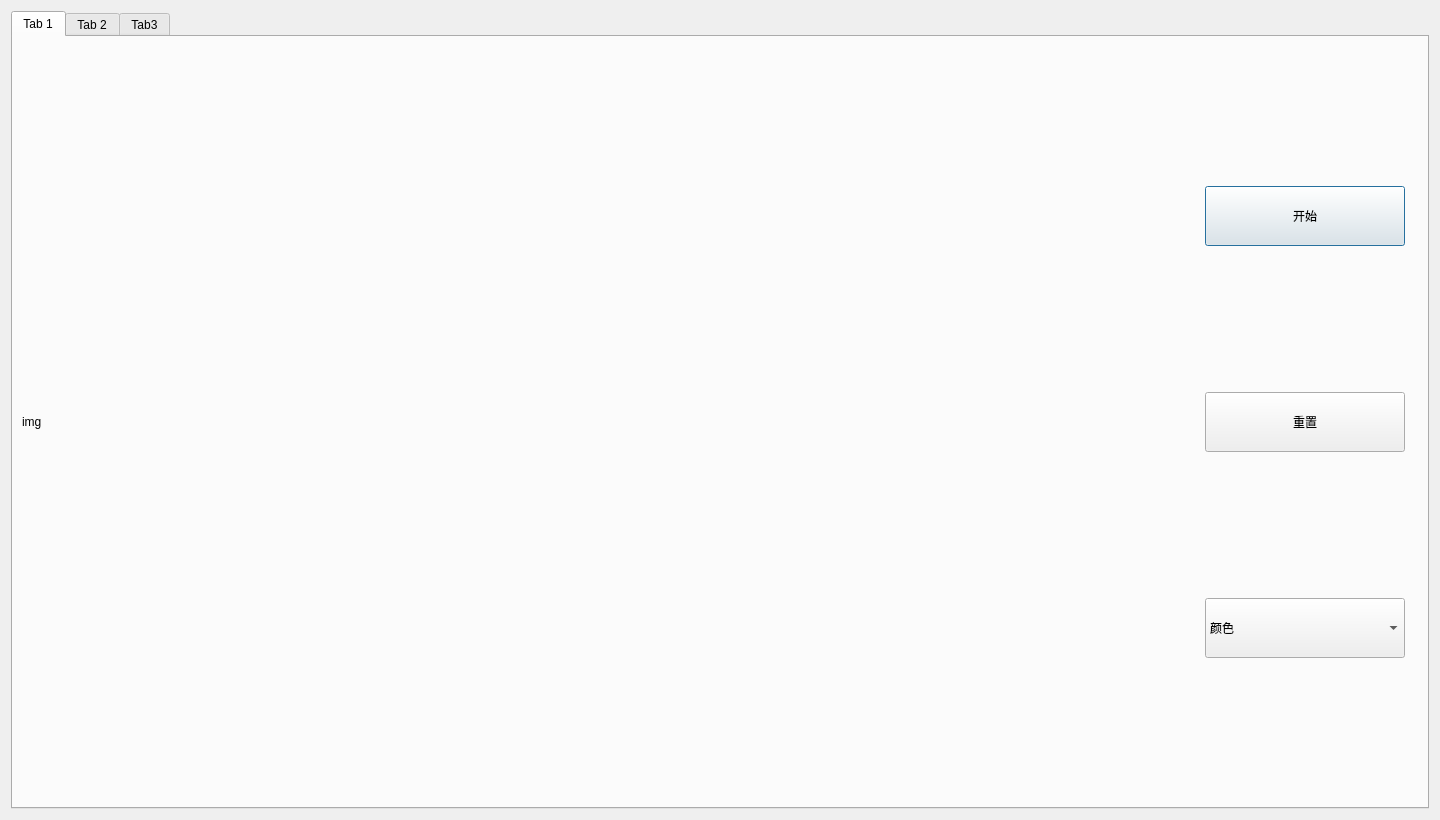
The window that main_form.ui (JIYIC-P/Smart-Clothing-Sorting-System) describes before a commit, drawn with Qt 5.
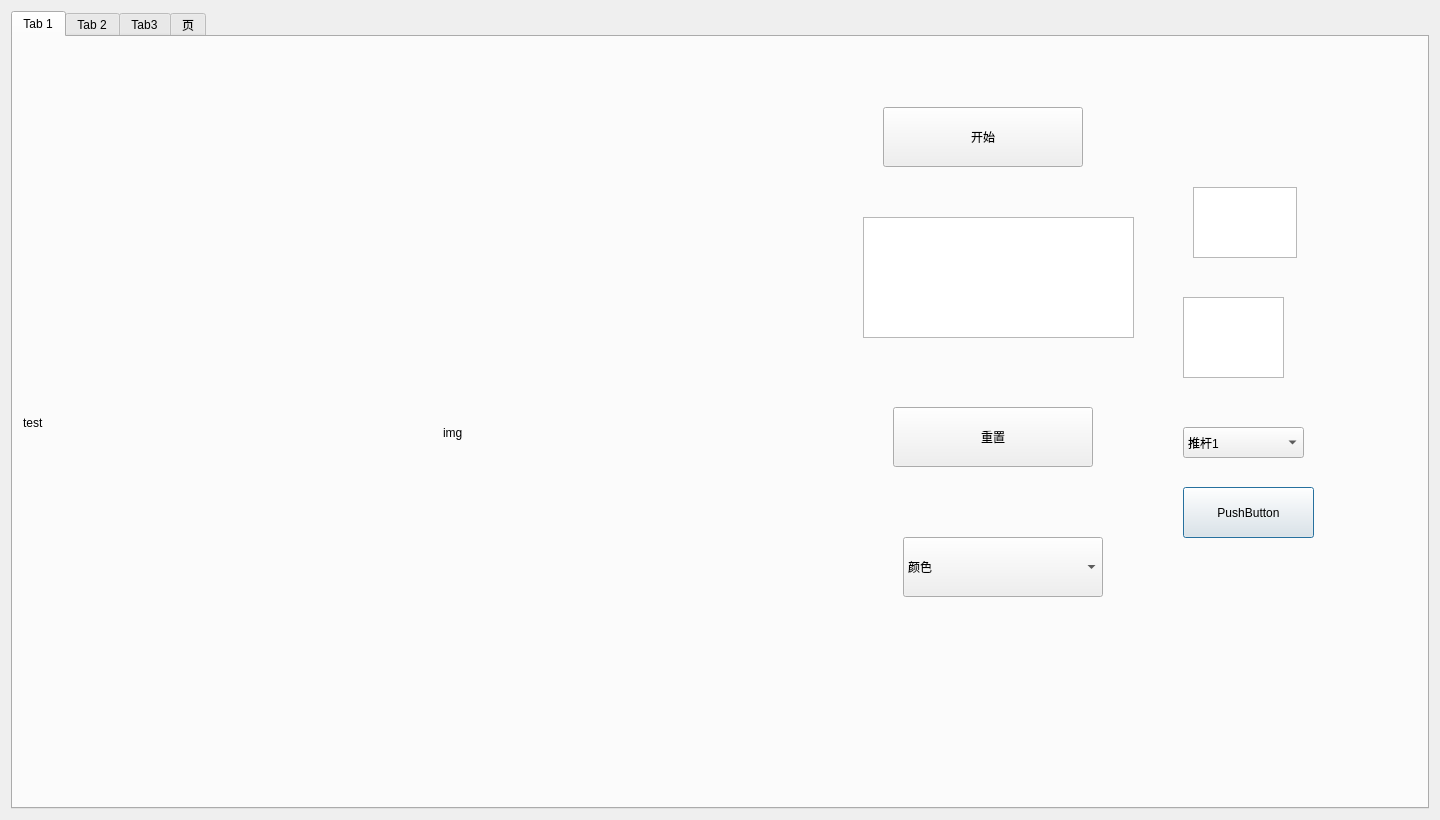
The same window after the commit. The open tabs and pages were chosen to show the change.

```diff
--- a/main_form.ui
+++ b/main_form.ui
@@ -29,43 +29,134 @@
       <attribute name="title">
        <string>Tab 1</string>
       </attribute>
-      <layout class="QHBoxLayout" name="horizontalLayout_3">
-       <item>
-        <widget class="QLabel" name="label_2">
-         <property name="sizePolicy">
-          <sizepolicy hsizetype="Expanding" vsizetype="Expanding">
-           <horstretch>0</horstretch>
-           <verstretch>0</verstretch>
-          </sizepolicy>
+      <widget class="QLabel" name="koutu_img">
+       <property name="geometry">
+        <rect>
+         <x>430</x>
+         <y>30</y>
+         <width>391</width>
+         <height>731</height>
+        </rect>
          </property>
          <property name="text">
           <string>img</string>
          </property>
         </widget>
-       </item>
-       <item>
-        <layout class="QVBoxLayout" name="verticalLayout_5">
-         <item>
-          <widget class="QPushButton" name="btn_start">
+      <widget class="QLabel" name="img_orign">
+       <property name="enabled">
+        <bool>true</bool>
+       </property>
+       <property name="geometry">
+        <rect>
+         <x>10</x>
+         <y>10</y>
+         <width>401</width>
+         <height>751</height>
+        </rect>
+       </property>
            <property name="sizePolicy">
-            <sizepolicy hsizetype="Minimum" vsizetype="Maximum">
+        <sizepolicy hsizetype="Preferred" vsizetype="Preferred">
              <horstretch>0</horstretch>
              <verstretch>0</verstretch>
             </sizepolicy>
            </property>
-           <property name="minimumSize">
-            <size>
-             <width>200</width>
-             <height>60</height>
-            </size>
-           </property>
            <property name="text">
-            <string>开始</string>
-           </property>
-          </widget>
+        <string>test</string>
+       </property>
+      </widget>
+      <widget class="QComboBox" name="choice_puh">
+       <property name="geometry">
+        <rect>
+         <x>1170</x>
+         <y>390</y>
+         <width>121</width>
+         <height>31</height>
+        </rect>
+       </property>
+       <item>
+        <property name="text">
+         <string>推杆1</string>
+        </property>
          </item>
          <item>
+        <property name="text">
+         <string>推杆2</string>
+        </property>
+       </item>
+       <item>
+        <property name="text">
+         <string>推杆3</string>
+        </property>
+       </item>
+       <item>
+        <property name="text">
+         <string>推杆4</string>
+        </property>
+       </item>
+       <item>
+        <property name="text">
+         <string>推杆5</string>
+        </property>
+       </item>
+      </widget>
+      <widget class="QTextEdit" name="uper">
+       <property name="geometry">
+        <rect>
+         <x>1180</x>
+         <y>150</y>
+         <width>104</width>
+         <height>71</height>
+        </rect>
+       </property>
+      </widget>
+      <widget class="QTextEdit" name="downer">
+       <property name="geometry">
+        <rect>
+         <x>1170</x>
+         <y>260</y>
+         <width>101</width>
+         <height>81</height>
+        </rect>
+       </property>
+      </widget>
+      <widget class="QPushButton" name="applay">
+       <property name="geometry">
+        <rect>
+         <x>1170</x>
+         <y>450</y>
+         <width>131</width>
+         <height>51</height>
+        </rect>
+       </property>
+       <property name="text">
+        <string>PushButton</string>
+       </property>
+      </widget>
+      <widget class="QTextEdit" name="txt_hsv">
+       <property name="geometry">
+        <rect>
+         <x>850</x>
+         <y>180</y>
+         <width>271</width>
+         <height>121</height>
+        </rect>
+       </property>
+       <property name="sizePolicy">
+        <sizepolicy hsizetype="Fixed" vsizetype="Fixed">
+         <horstretch>0</horstretch>
+         <verstretch>0</verstretch>
+        </sizepolicy>
+       </property>
+      </widget>
           <widget class="QPushButton" name="btn_reset">
+       <property name="geometry">
+        <rect>
+         <x>880</x>
+         <y>370</y>
+         <width>200</width>
+         <height>60</height>
+        </rect>
+       </property>
            <property name="sizePolicy">
             <sizepolicy hsizetype="Minimum" vsizetype="Maximum">
              <horstretch>0</horstretch>
@@ -88,9 +179,40 @@
             <string>重置</string>
            </property>
           </widget>
-         </item>
-         <item>
+      <widget class="QPushButton" name="btn_start">
+       <property name="geometry">
+        <rect>
+         <x>870</x>
+         <y>70</y>
+         <width>200</width>
+         <height>60</height>
+        </rect>
+       </property>
+       <property name="sizePolicy">
+        <sizepolicy hsizetype="Maximum" vsizetype="Maximum">
+         <horstretch>0</horstretch>
+         <verstretch>0</verstretch>
+        </sizepolicy>
+       </property>
+       <property name="minimumSize">
+        <size>
+         <width>200</width>
+         <height>60</height>
+        </size>
+       </property>
+       <property name="text">
+        <string>开始</string>
+       </property>
+      </widget>
           <widget class="QComboBox" name="comboBox_mode">
+       <property name="geometry">
+        <rect>
+         <x>890</x>
+         <y>500</y>
+         <width>200</width>
+         <height>60</height>
+        </rect>
+       </property>
            <property name="sizePolicy">
             <sizepolicy hsizetype="Minimum" vsizetype="Maximum">
              <horstretch>0</horstretch>
@@ -128,17 +250,6 @@
             </property>
            </item>
           </widget>
-         </item>
-        </layout>
-       </item>
-       <item>
-        <widget class="QLabel" name="label_12">
-         <property name="text">
-          <string/>
-         </property>
-        </widget>
-       </item>
-      </layout>
      </widget>
      <widget class="QWidget" name="tab_2">
       <attribute name="title">
@@ -497,6 +608,34 @@
        </property>
       </widget>
      </widget>
+     <widget class="QWidget" name="tab_4">
+      <attribute name="title">
+       <string>页</string>
+      </attribute>
+      <widget class="QPushButton" name="btn1">
+       <property name="geometry">
+        <rect>
+         <x>250</x>
+         <y>80</y>
+         <width>75</width>
+         <height>71</height>
+        </rect>
+       </property>
+       <property name="text">
+        <string>bbb</string>
+       </property>
+      </widget>
+      <widget class="QTextEdit" name="txt_trg_state">
+       <property name="geometry">
+        <rect>
+         <x>170</x>
+         <y>210</y>
+         <width>491</width>
+         <height>71</height>
+        </rect>
+       </property>
+      </widget>
+     </widget>
     </widget>
    </item>
   </layout>
```
Left out of the diff: 22 changed lines with no effect on the pictures. Lines whose indentation alone changed are shown as unchanged.
